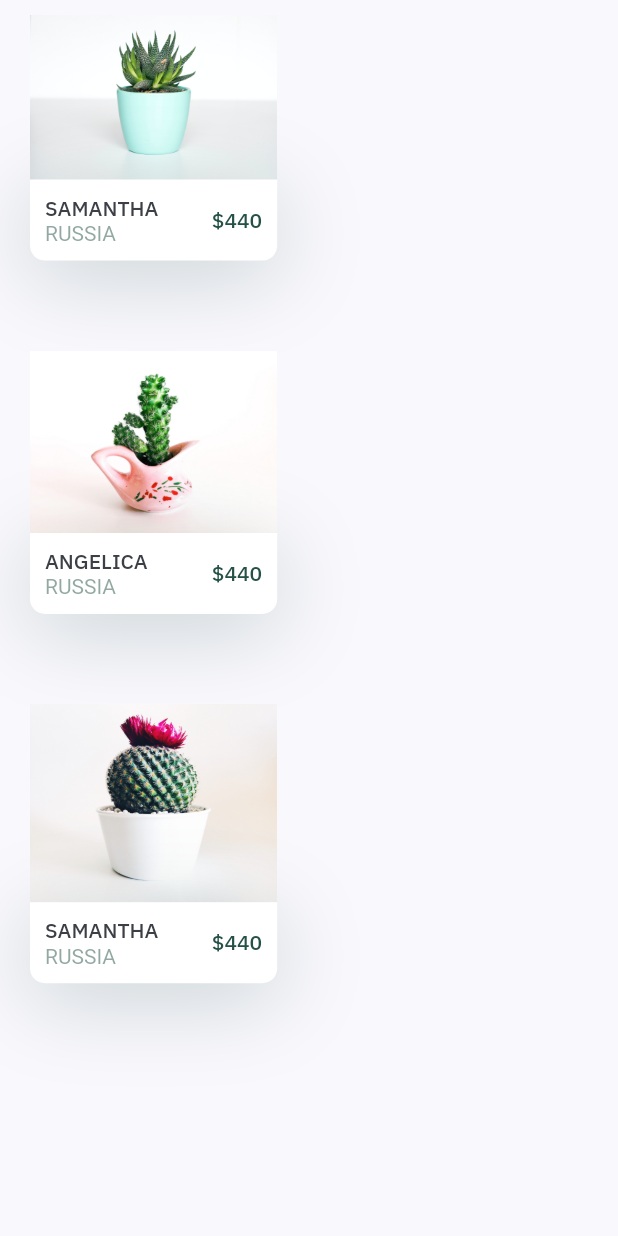
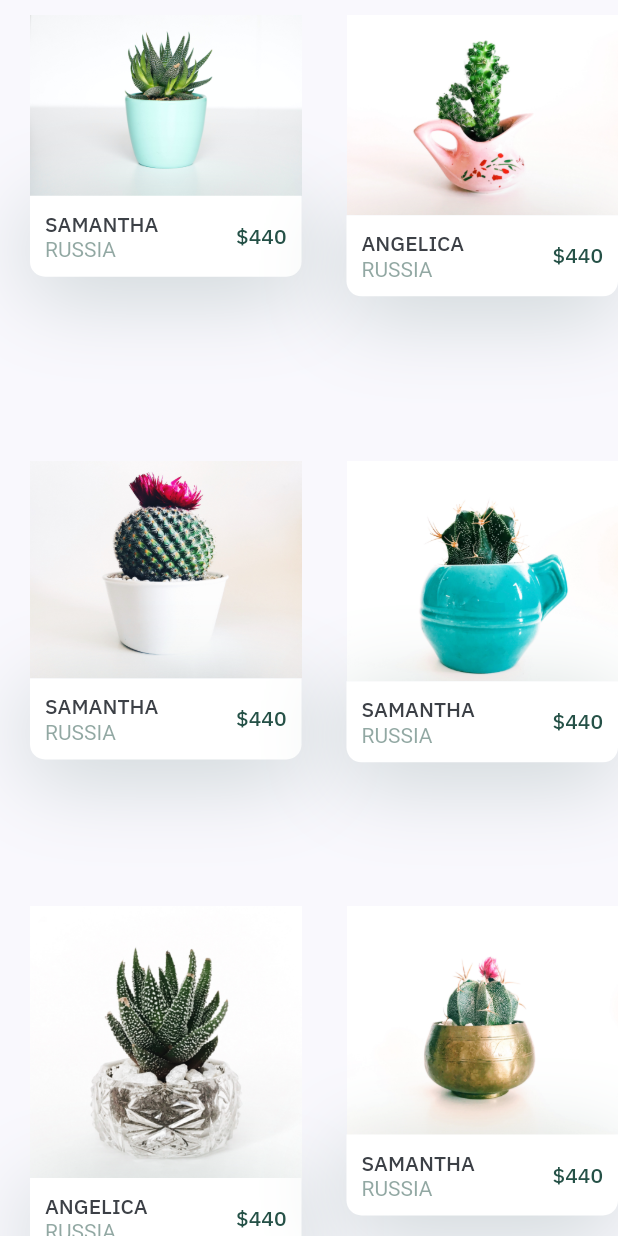
Before and after one commit to KChristelle/plant_project_summative, a Flutter app: the FeaturedPlants widget shown alone on an empty page, opened directly, on a phone screen of 412 x 824 dp. Run offline on Flutter 3.47's test engine with Material 2 defaults, Android fonts, the phone set to English and light mode, and no system bars; our stand-ins replace google_fonts.

Commit message:
Added GridView to Featured Plants

```diff
--- a/lib/data/data.dart
+++ b/lib/data/data.dart
@@ -1,7 +1,65 @@
 import 'package:plant_growth_tracking_app/models/myPlant.dart';
 import 'package:plant_growth_tracking_app/models/plant.dart';
-import 'package:plant_growth_tracking_app/resources/constants.dart';
-import 'package:plant_growth_tracking_app/screens/plantManager/myPlants.dart';
+import 'package:plant_growth_tracking_app/screens/home/components/trending.dart';
+
+List<RecomendPlantCard> plants = [
+  RecomendPlantCard(
+    image: "assets/img1.jpg",
+    title: "Samantha",
+    country: "Russia",
+    price: 440,
+    press: () {},
+  ),
+  RecomendPlantCard(
+    image: "assets/img2.jpg",
+    title: "Angelica",
+    country: "Russia",
+    price: 440,
+    press: () {},
+  ),
+  RecomendPlantCard(
+    image: "assets/img3.jpg",
+    title: "Samantha",
+    country: "Russia",
+    price: 440,
+    press: () {},
+  ),
+  RecomendPlantCard(
+    image: "assets/img4.jpg",
+    title: "Samantha",
+    country: "Russia",
+    price: 440,
+    press: () {},
+  ),
+  RecomendPlantCard(
+    image: "assets/img5.jpg",
+    title: "Angelica",
+    country: "Russia",
+    price: 440,
+    press: () {},
+  ),
+  RecomendPlantCard(
+    image: "assets/img6.jpg",
+    title: "Samantha",
+    country: "Russia",
+    price: 440,
+    press: () {},
+  ),
+  RecomendPlantCard(
+    image: "assets/img7.jpg",
+    title: "Angelica",
+    country: "Russia",
+    price: 440,
+    press: () {},
+  ),
+  RecomendPlantCard(
+    image: "assets/img8.jpg",
+    title: "Samantha",
+    country: "Russia",
+    price: 440,
+    press: () {},
+  ),
+];
 
 List<Plant> getPlants() {
   List<Plant> plants = new List();
--- a/lib/screens/home/components/featured.dart
+++ b/lib/screens/home/components/featured.dart
@@ -1,39 +1,22 @@
 import 'package:flutter/material.dart';
+import 'package:plant_growth_tracking_app/data/data.dart';
 import 'package:plant_growth_tracking_app/resources/constants.dart';
 
 class FeaturedPlants extends StatelessWidget {
-  const FeaturedPlants({
-    Key key,
-  }) : super(key: key);
-
   @override
   Widget build(BuildContext context) {
-    return SingleChildScrollView(
-      scrollDirection: Axis.vertical,
-      child: Column(
-        children: <Widget>[
-          RecomendPlantCard(
-            image: "assets/img1.jpg",
-            title: "Samantha",
-            country: "Russia",
-            price: 440,
-            press: () {},
-          ),
-          RecomendPlantCard(
-            image: "assets/img2.jpg",
-            title: "Angelica",
-            country: "Russia",
-            price: 440,
-            press: () {},
-          ),
-          RecomendPlantCard(
-            image: "assets/img3.jpg",
-            title: "Samantha",
-            country: "Russia",
-            price: 440,
-            press: () {},
-          ),
-        ],
+    return Center(
+      child: GridView.builder(
+        itemCount: plants.length,
+        gridDelegate: SliverGridDelegateWithFixedCrossAxisCount(
+          crossAxisCount: 2,
+          crossAxisSpacing: 10,
+          mainAxisSpacing: 10,
+          childAspectRatio: 0.7,
+        ),
+        itemBuilder: (BuildContext context, int index) {
+          return plants[index];
+        },
       ),
     );
   }
```
